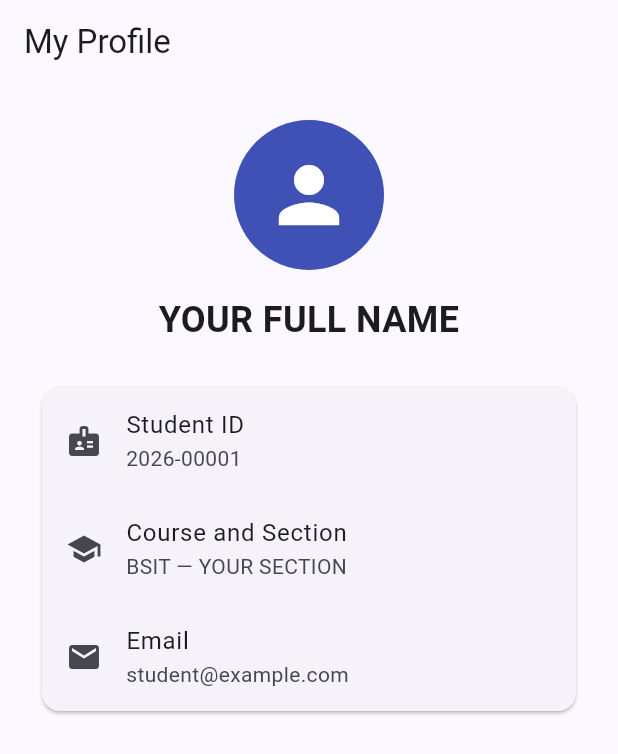
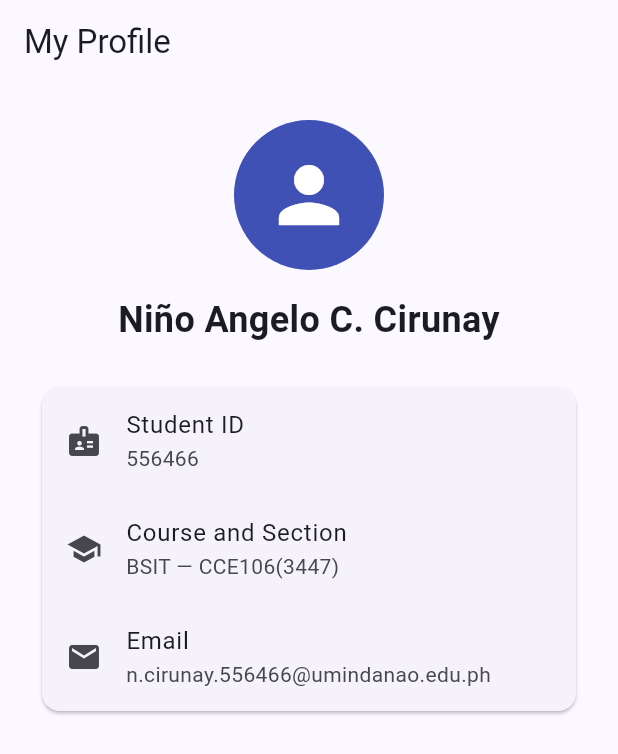
Before and after one commit to CirunayN/CIRUNAY_LABORATORY-ACTIVITY-8-FIREBASE-SETUP-FOR-FLUTTER, a Flutter app: the ProfilePage screen opened directly, on a phone screen of 412 x 824 dp. Shown: the top 754 px of the screen. Run offline on Flutter 3.47's test engine with Material 3 defaults, Android fonts, the phone set to English and light mode, and no system bars.

Commit message:
ROOM ACT5

```diff
--- a/lib/profile_page.dart
+++ b/lib/profile_page.dart
@@ -17,7 +17,7 @@ class ProfilePage extends StatelessWidget {
           ),
           const SizedBox(height: 16),
           const Text(
-            'YOUR FULL NAME',
+            'Niño Angelo C. Cirunay',
             textAlign: TextAlign.center,
             style: TextStyle(fontSize: 24, fontWeight: FontWeight.bold),
           ),
@@ -28,17 +28,17 @@ class ProfilePage extends StatelessWidget {
                 ListTile(
                   leading: Icon(Icons.badge),
                   title: Text('Student ID'),
-                  subtitle: Text('2026-00001'),
+                  subtitle: Text('556466'),
                 ),
                 ListTile(
                   leading: Icon(Icons.school),
                   title: Text('Course and Section'),
-                  subtitle: Text('BSIT — YOUR SECTION'),
+                  subtitle: Text('BSIT — CCE106(3447) '),
                 ),
                 ListTile(
                   leading: Icon(Icons.email),
                   title: Text('Email'),
-                  subtitle: Text('student@example.com'),
+                  subtitle: Text('n.cirunay.556466@umindanao.edu.ph'),
                 ),
               ],
             ),
```
